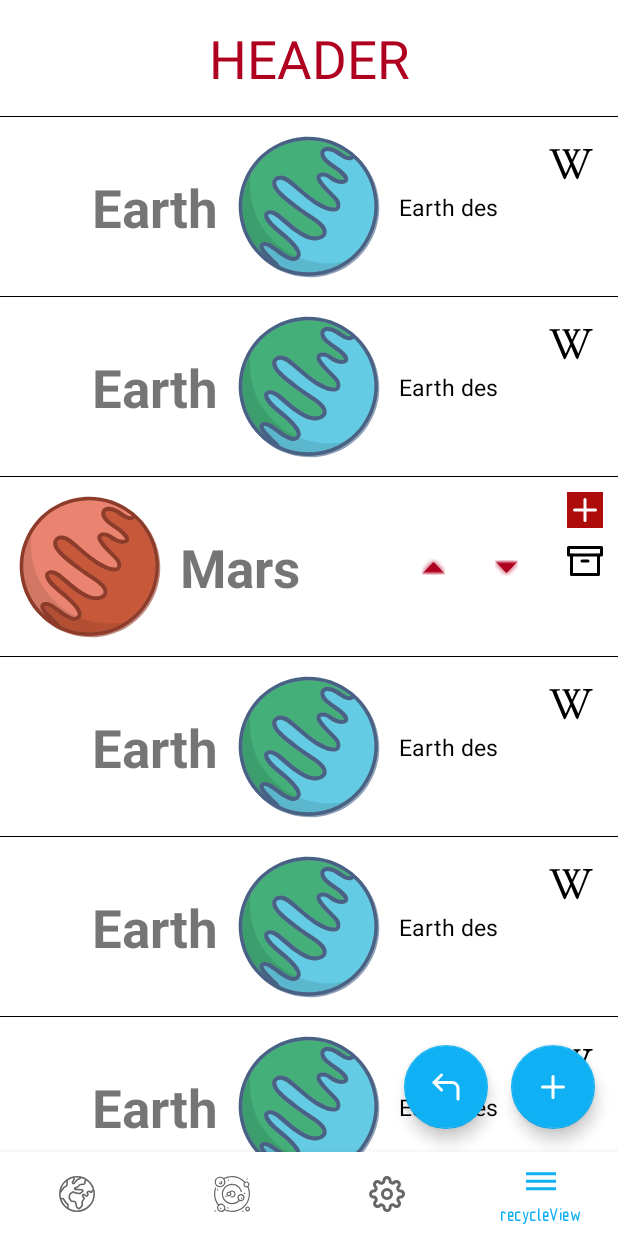
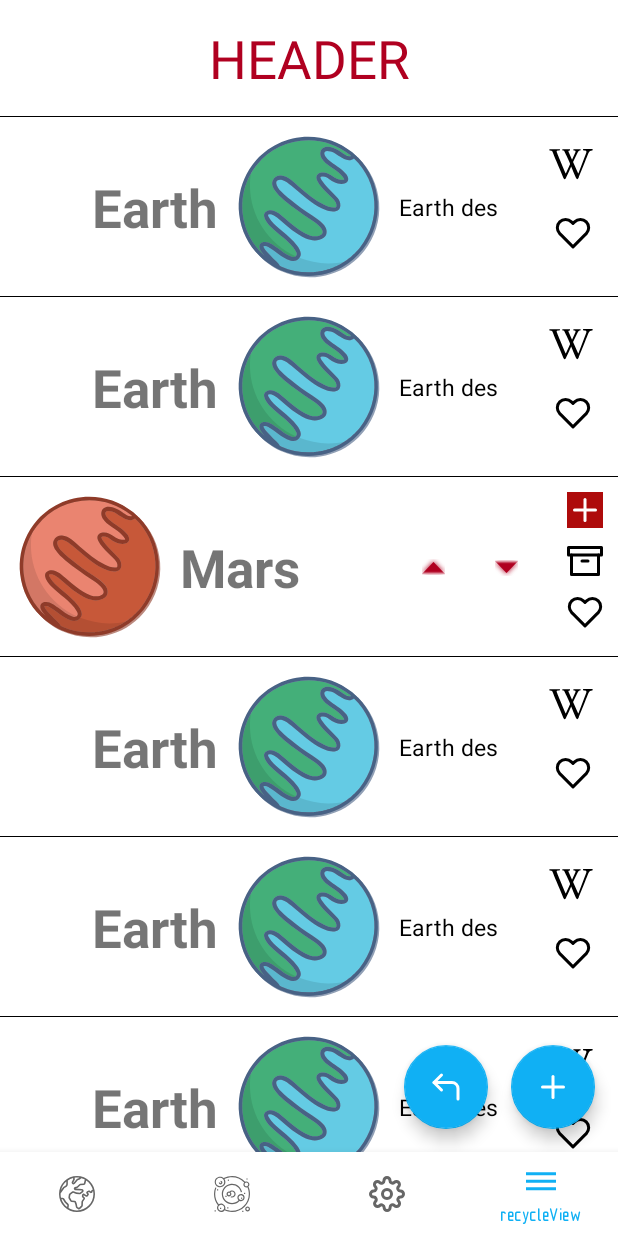
Before and after one commit to Aleksandr091/MaterialDesign, an Android app: the screen it shows after launch (MainActivity), item 4 of the bottom bar chosen, on a phone screen of 412 x 824 dp. Run offline under Robolectric (Android 15) with nearby library versions, the phone set to English and light mode, and no system bars; pictures from the network do not load; Roboto replaces fonts that are not available here; 2 statements that could not run were skipped.

Commit message:
Дз 6-го урока,добавил приоритет заметкам

```diff
--- a/app/src/main/java/ru/chistov/materialdesign/view/recycler/Data.kt
+++ b/app/src/main/java/ru/chistov/materialdesign/view/recycler/Data.kt
@@ -6,5 +6,7 @@ data class Data(
     val id: Int = 0,
     val someText: String = "Text",
     val someDescription: String? = "Description",
-    val type: Int = TYPE_MARS
+    val type: Int = TYPE_MARS,
+    var weight: Int = 0
+
 )
--- a/app/src/main/java/ru/chistov/materialdesign/view/recycler/RecyclerFragment.kt
+++ b/app/src/main/java/ru/chistov/materialdesign/view/recycler/RecyclerFragment.kt
@@ -19,7 +19,7 @@ class RecyclerFragment : Fragment(), OnListItemClickListener {
         get() = _binding!!
     private var isNewList = false
     val list = arrayListOf(
-        Pair(Data(0,"HEADER", "", TYPE_HEADER), false),
+        Pair(Data(0,"HEADER", "", TYPE_HEADER,1000000000), false),
         Pair(Data(1,"Earth", "Earth des", TYPE_EARTH), false),
         Pair(Data(2,"Earth", "Earth des", TYPE_EARTH), false),
         Pair(Data(3,"Mars", "Mars des", TYPE_MARS), false),
--- a/app/src/main/java/ru/chistov/materialdesign/view/recycler/RecyclerFragmentAdapter.kt
+++ b/app/src/main/java/ru/chistov/materialdesign/view/recycler/RecyclerFragmentAdapter.kt
@@ -1,6 +1,7 @@
 package ru.chistov.materialdesign.view.recycler
 
 import android.graphics.Color
+import android.util.Log
 import android.view.LayoutInflater
 import android.view.View
 import android.view.ViewGroup
@@ -113,14 +114,20 @@ class RecyclerFragmentAdapter(
         return list.size
     }
 
-    class EarthViewHolder(view: View) : BaseViewHolder(view) { // TODO WH :BaseViewHolder
+    inner class EarthViewHolder(view: View) : BaseViewHolder(view) { // TODO WH :BaseViewHolder
 
 
         override fun bind(listItem: Pair<Data, Boolean>) {
             (FragmentRecyclerItemEarthBinding.bind(itemView)).apply {
                 title.text = listItem.first.someText
                 descriptionTextView.text = listItem.first.someDescription
+                favourite.setOnClickListener {
+                    list[layoutPosition].first.weight+=100
+                    list.sortByDescending { it.first.weight }
+                    notifyItemChanged(layoutPosition)
+                }
             }
+
         }
     }
 
@@ -172,6 +179,11 @@ class RecyclerFragmentAdapter(
                     marsDescriptionTextView.visibility =
                         if (list[layoutPosition].second) View.VISIBLE else View.GONE
                 }
+                favourite.setOnClickListener {
+                    list[layoutPosition].first.weight+=100
+                    list.sortByDescending { it.first.weight }
+                    notifyItemChanged(layoutPosition)
+                }
             }
         }
     }
--- a/app/src/main/res/drawable/ic_favourite_menu.xml
+++ b/app/src/main/res/drawable/ic_favourite_menu.xml
@@ -7,7 +7,7 @@
         android:fillColor="@android:color/transparent"
         android:pathData="M20.84,4.61a5.5,5.5 0,0 0,-7.78 0L12,5.67l-1.06,-1.06a5.5,5.5 0,0 0,-7.78 7.78l1.06,1.06L12,21.23l7.78,-7.78 1.06,-1.06a5.5,5.5 0,0 0,0 -7.78z"
         android:strokeWidth="2"
-        android:strokeColor="#FFFFFF"
+        android:strokeColor="@color/black"
         android:strokeLineCap="round"
         android:strokeLineJoin="round" />
 </vector>
--- a/app/src/main/res/layout/fragment_recycler_item_earth.xml
+++ b/app/src/main/res/layout/fragment_recycler_item_earth.xml
@@ -12,6 +12,14 @@
         app:layout_constraintStart_toStartOf="parent"
         app:layout_constraintTop_toTopOf="parent"
         app:srcCompat="@drawable/bg_earth" />
+    <androidx.appcompat.widget.AppCompatImageView
+        android:id="@+id/favourite"
+        android:layout_width="wrap_content"
+        android:layout_height="wrap_content"
+        android:layout_margin="18dp"
+        app:layout_constraintEnd_toEndOf="parent"
+        app:layout_constraintTop_toBottomOf="@id/wikiImageView"
+        app:srcCompat="@drawable/ic_favourite_menu" />
 
     <androidx.appcompat.widget.AppCompatTextView
         android:id="@+id/title"
--- a/app/src/main/res/layout/fragment_recycler_item_mars.xml
+++ b/app/src/main/res/layout/fragment_recycler_item_mars.xml
@@ -47,6 +47,14 @@
         app:layout_constraintTop_toBottomOf="@id/addItemImageView"
         app:srcCompat="@drawable/ic_archive" />
     <androidx.appcompat.widget.AppCompatImageView
+        android:id="@+id/favourite"
+        android:layout_width="wrap_content"
+        android:layout_height="wrap_content"
+        android:layout_margin="10dp"
+        app:layout_constraintEnd_toEndOf="parent"
+        app:layout_constraintTop_toBottomOf="@id/removeItemImageView"
+        app:srcCompat="@drawable/ic_favourite_menu" />
+    <androidx.appcompat.widget.AppCompatImageView
         android:id="@+id/moveItemUp"
         android:layout_width="wrap_content"
         android:layout_height="wrap_content"
@@ -57,6 +65,7 @@
         app:layout_constraintStart_toEndOf="@+id/title"
         app:layout_constraintTop_toTopOf="@+id/title"
         app:srcCompat="@android:drawable/arrow_up_float" />
+
 
     <androidx.appcompat.widget.AppCompatImageView
         android:id="@+id/moveItemDown"
```
